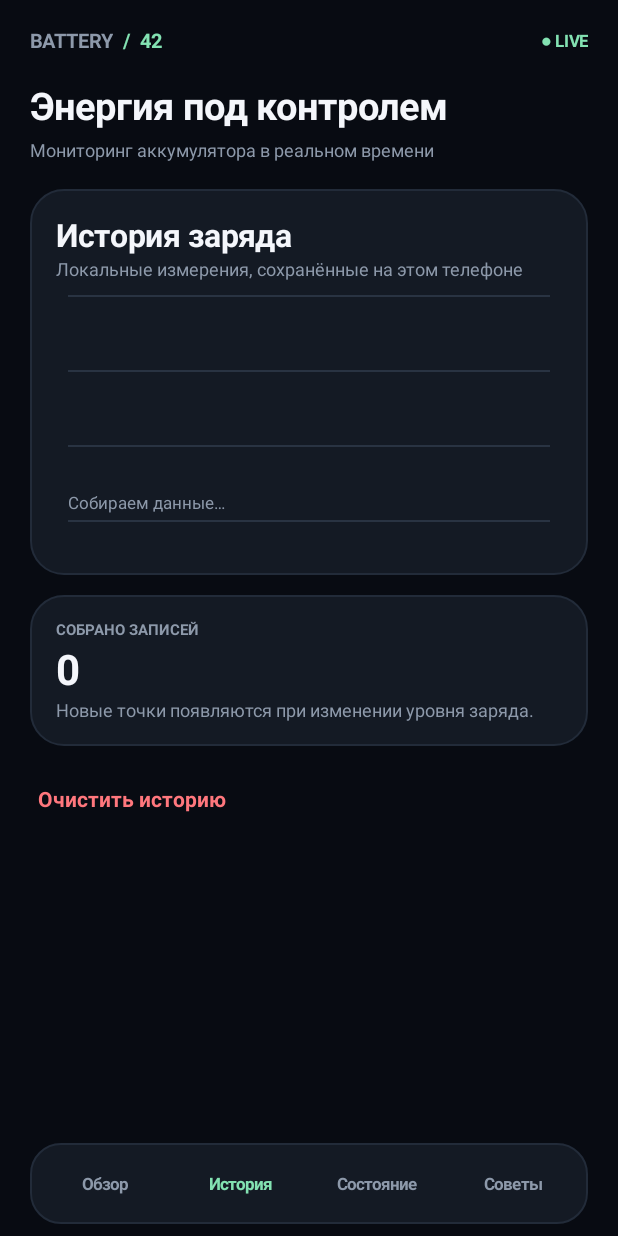
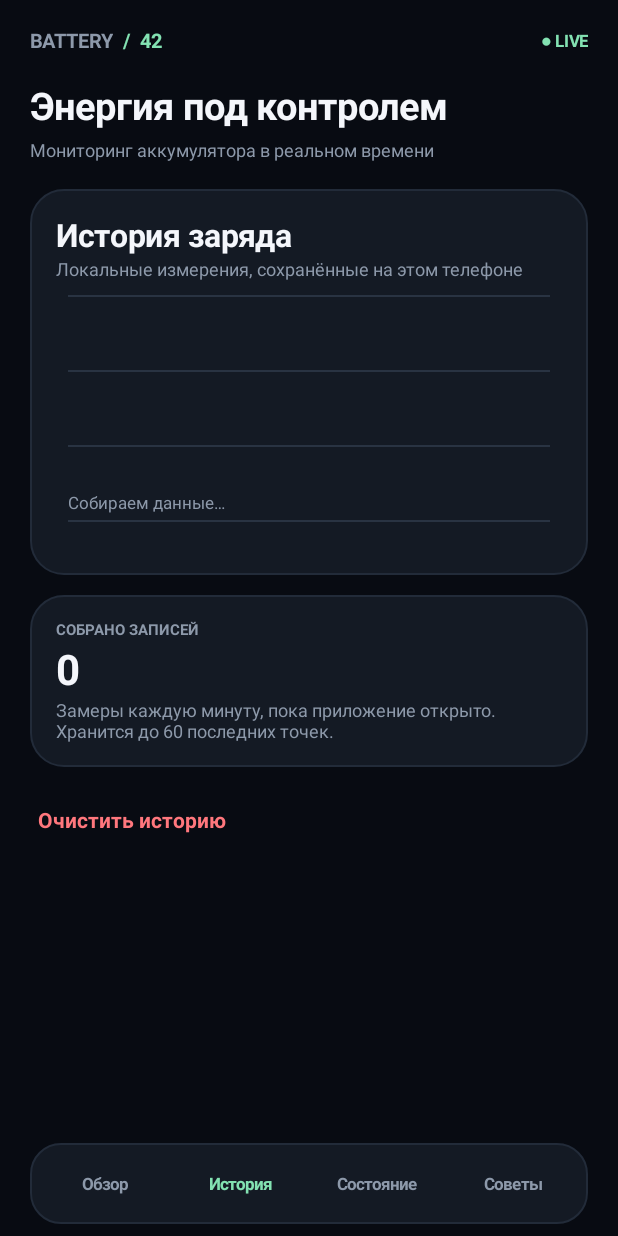
Before and after one commit to fin4eg1/BatteryMonitor42, an Android app: the screen it shows after launch (MainActivity), after a tap on "История", on a phone screen of 412 x 824 dp. Run offline under Robolectric (Android 15) with nearby library versions, the phone set to English and light mode, and no system bars; 1 other tap on this screen came first.

Commit message:
Fix system bar overlap and improve battery history sampling

```diff
--- a/app/src/main/java/ru/dmitry/batterymonitor42/MainActivity.java
+++ b/app/src/main/java/ru/dmitry/batterymonitor42/MainActivity.java
@@ -23,6 +23,8 @@ public class MainActivity extends Activity {
     ArrayList<Integer> history=new ArrayList<>();
     String page="Обзор";
     android.content.SharedPreferences prefs;
+    final Handler sampleHandler=new Handler(Looper.getMainLooper());
+    final Runnable sampleTask=new Runnable(){@Override public void run(){recordSample();sampleHandler.postDelayed(this,60000);}};
 
     BroadcastReceiver receiver=new BroadcastReceiver(){@Override public void onReceive(Context c,Intent i){batteryIntent=i;readBattery(i);}};
     @Override public void onCreate(Bundle b){super.onCreate(b);getWindow().setStatusBarColor(BG);getWindow().setNavigationBarColor(BG);getWindow().getDecorView().setSystemUiVisibility(0);bm=(BatteryManager)getSystemService(BATTERY_SERVICE);prefs=getSharedPreferences("battery42",MODE_PRIVATE);loadHistory();buildShell();batteryIntent=registerReceiver(receiver,new IntentFilter(Intent.ACTION_BATTERY_CHANGED));if(batteryIntent!=null)readBattery(batteryIntent);}
@@ -32,7 +34,7 @@ public class MainActivity extends Activity {
     LinearLayout column(){LinearLayout l=new LinearLayout(this);l.setOrientation(1);return l;}
     LinearLayout row(){LinearLayout l=new LinearLayout(this);l.setOrientation(0);l.setGravity(Gravity.CENTER_VERTICAL);return l;}
     LinearLayout panel(){LinearLayout p=column();p.setPadding(dp(17),dp(16),dp(17),dp(16));p.setBackground(shape(PANEL,22,0xff222b39));LinearLayout.LayoutParams lp=new LinearLayout.LayoutParams(-1,-2);lp.bottomMargin=dp(13);p.setLayoutParams(lp);return p;}
-    void buildShell(){root=column();root.setBackgroundColor(BG);root.setPadding(dp(20),dp(18),dp(20),dp(8));LinearLayout head=row();TextView brand=label("BATTERY",13,MUTED,true);TextView mark=label("  /  42",13,GREEN,true);head.addView(brand);head.addView(mark);head.addView(new View(this),new LinearLayout.LayoutParams(0,1,1));TextView live=label("● LIVE",11,GREEN,true);head.addView(live);root.addView(head);
+    void buildShell(){root=column();root.setBackgroundColor(BG);root.setPadding(dp(20),dp(18),dp(20),dp(8));root.setOnApplyWindowInsetsListener((v,insets)->{v.setPadding(dp(20),dp(18)+insets.getSystemWindowInsetTop(),dp(20),dp(8)+insets.getSystemWindowInsetBottom());return insets;});LinearLayout head=row();TextView brand=label("BATTERY",13,MUTED,true);TextView mark=label("  /  42",13,GREEN,true);head.addView(brand);head.addView(mark);head.addView(new View(this),new LinearLayout.LayoutParams(0,1,1));TextView live=label("● LIVE",11,GREEN,true);head.addView(live);root.addView(head);
         TextView heading=label("Энергия под контролем",25,TEXT,true);LinearLayout.LayoutParams hp=new LinearLayout.LayoutParams(-1,-2);hp.topMargin=dp(17);hp.bottomMargin=dp(4);root.addView(heading,hp);
         TextView sub=label("Мониторинг аккумулятора в реальном времени",12,MUTED,false);root.addView(sub);
         ScrollView scroll=new ScrollView(this);scroll.setFillViewport(false);content=column();content.setPadding(0,dp(18),0,dp(10));scroll.addView(content);root.addView(scroll,new LinearLayout.LayoutParams(-1,0,1));
@@ -46,21 +48,24 @@ public class MainActivity extends Activity {
         LinearLayout insight=panel();insight.addView(label("СЕЙЧАС",10,GREEN,true));insight.addView(label(advice(),15,TEXT,true));insight.addView(label("Показания обновляются автоматически при изменении состояния батареи.",12,MUTED,false));content.addView(insight);
     }
     View metric(String name,String value,String unit){LinearLayout c=panel();c.setPadding(dp(14),dp(14),dp(12),dp(14));TextView n=label(name.toUpperCase(Locale.ROOT),10,MUTED,true);TextView v=label(value,21,TEXT,true);TextView u=label(unit,10,MUTED,false);c.addView(n);LinearLayout rr=row();rr.addView(v);rr.addView(u);rr.setGravity(Gravity.BOTTOM);c.addView(rr);return c;}
-    void historyPage(){LinearLayout p=panel();p.addView(label("История заряда",21,TEXT,true));p.addView(label("Локальные измерения, сохранённые на этом телефоне",12,MUTED,false));p.addView(new HistoryChart(),new LinearLayout.LayoutParams(-1,dp(180)));content.addView(p);LinearLayout stats=panel();stats.addView(label("СОБРАНО ЗАПИСЕЙ",10,MUTED,true));stats.addView(label(String.valueOf(history.size()),28,TEXT,true));stats.addView(label("Новые точки появляются при изменении уровня заряда.",12,MUTED,false));content.addView(stats);TextView clear=label("Очистить историю",14,RED,true);clear.setPadding(dp(5),dp(12),0,dp(12));clear.setOnClickListener(v->{history.clear();saveHistory();buildPage();});content.addView(clear);}
+    void historyPage(){LinearLayout p=panel();p.addView(label("История заряда",21,TEXT,true));p.addView(label("Локальные измерения, сохранённые на этом телефоне",12,MUTED,false));p.addView(new HistoryChart(),new LinearLayout.LayoutParams(-1,dp(180)));content.addView(p);LinearLayout stats=panel();stats.addView(label("СОБРАНО ЗАПИСЕЙ",10,MUTED,true));stats.addView(label(String.valueOf(history.size()),28,TEXT,true));stats.addView(label("Замеры каждую минуту, пока приложение открыто. Хранится до 60 последних точек.",12,MUTED,false));content.addView(stats);TextView clear=label("Очистить историю",14,RED,true);clear.setPadding(dp(5),dp(12),0,dp(12));clear.setOnClickListener(v->{history.clear();saveHistory();buildPage();});content.addView(clear);}
     void healthPage(){LinearLayout p=panel();p.addView(label("Состояние аккумулятора",21,TEXT,true));p.addView(label(healthText(),17,GREEN,true));p.addView(label("Android сообщает системный статус батареи. Это не лабораторная диагностика ёмкости.",12,MUTED,false));content.addView(p);LinearLayout grid=panel();grid.addView(infoLine("Системное здоровье",healthText()));grid.addView(infoLine("Температура",tempText()));grid.addView(infoLine("Технология",techText()));grid.addView(infoLine("Циклы зарядки",cycleText()));grid.addView(infoLine("Оценка износа","Недоступна без проектной ёмкости"));content.addView(grid);LinearLayout note=panel();note.addView(label("Почему нет процента износа?",16,TEXT,true));note.addView(label("Стандартный Android API не гарантирует доступ к заводской ёмкости батареи. Поэтому приложение не подменяет реальное измерение случайным процентом. На некоторых моделях доступны дополнительные данные производителя.",12,MUTED,false));content.addView(note);}
     View infoLine(String a,String b){LinearLayout r=row();TextView x=label(a,13,MUTED,false);TextView y=label(b,13,TEXT,true);r.addView(x,new LinearLayout.LayoutParams(0,-2,1));r.addView(y);View line=new View(this);line.setBackgroundColor(0xff293342);LinearLayout wrap=column();wrap.addView(r);LinearLayout.LayoutParams lp=new LinearLayout.LayoutParams(-1,dp(1));lp.topMargin=dp(12);lp.bottomMargin=dp(12);wrap.addView(line,lp);return wrap;}
     void tipsPage(){LinearLayout p=panel();p.addView(label("Умные рекомендации",21,TEXT,true));String advice=advice();p.addView(label(advice,15,GREEN,true));p.addView(label("• Избегай длительного нагрева телефона.\n\n• Не оставляй устройство под прямым солнцем во время зарядки.\n\n• Используй качественный адаптер и кабель.\n\n• Если корпус заметно нагревается, дай телефону остыть.",13,MUTED,false));content.addView(p);LinearLayout n=panel();n.addView(label("Пороговые уведомления",16,TEXT,true));n.addView(label("В этой версии доступны визуальные предупреждения о высокой температуре и низком заряде. Фоновый контроль и системные уведомления добавим отдельным этапом, чтобы корректно запросить разрешения Android.",12,MUTED,false));content.addView(n);}
     String statusText(){return batteryStatus==5?"Полностью заряжен":batteryStatus==2?"Идёт зарядка":batteryStatus==3?"Работает от батареи":"Ожидание";}
     String tempText(){return temperature<0?"Нет данных":String.format(Locale.getDefault(),"%.1f",temperature/10f);}
     String voltageText(){return millivolts<=0?"—":String.format(Locale.getDefault(),"%.2f",millivolts/1000f);}
-    String currentText(){return microamps==Integer.MIN_VALUE?"—":String.format(Locale.getDefault(),"%.0f",Math.abs(microamps)/1000f);}
+    String currentText(){return microamps==Integer.MIN_VALUE?"—":String.format(Locale.getDefault(),"%+.0f",microamps/1000f);}
     String sourceText(){return plug==1?"Сеть":plug==2?"USB":plug==4?"Беспроводная":plug==8?"Док":"Нет";}
     String healthText(){switch(healthCode){case 2:return "Хорошее";case 3:return "Перегрев";case 4:return "Неисправность";case 5:return "Перенапряжение";case 7:return "Переохлаждение";default:return "Нет данных";}}
     String techText(){String s=batteryIntent==null?null:batteryIntent.getStringExtra(BatteryManager.EXTRA_TECHNOLOGY);return s==null||s.isEmpty()?"Неизвестно":s;}
     String cycleText(){if(Build.VERSION.SDK_INT>=34&&batteryIntent!=null){int c=batteryIntent.getIntExtra("android.os.extra.CYCLE_COUNT",-1);return c>=0?String.valueOf(c):"Нет данных";}return "Требуется Android 14+";}
     String advice(){if(temperature>=450)return "Высокая температура. Отключи зарядку и дай устройству остыть.";if(level<=15)return "Низкий заряд. Пора подключить зарядное устройство.";if(batteryStatus==2&&temperature>=400)return "Во время зарядки батарея заметно нагрелась.";if(batteryStatus==5)return "Заряд 100%. Можно отключить питание.";return "Показатели в обычном диапазоне. Продолжай наблюдение.";}
-    void readBattery(Intent i){int lev=i.getIntExtra(BatteryManager.EXTRA_LEVEL,-1),sc=i.getIntExtra(BatteryManager.EXTRA_SCALE,100);if(lev>=0&&sc>0)level=Math.round(lev*100f/sc);temperature=i.getIntExtra(BatteryManager.EXTRA_TEMPERATURE,-1);millivolts=i.getIntExtra(BatteryManager.EXTRA_VOLTAGE,-1);healthCode=i.getIntExtra(BatteryManager.EXTRA_HEALTH,1);plug=i.getIntExtra(BatteryManager.EXTRA_PLUGGED,0);batteryStatus=i.getIntExtra(BatteryManager.EXTRA_STATUS,1);microamps=bm.getIntProperty(BatteryManager.BATTERY_PROPERTY_CURRENT_NOW);if(history.isEmpty()||history.get(history.size()-1)!=level){history.add(level);while(history.size()>60)history.remove(0);saveHistory();}if(pct!=null){pct.setText(level+"%");status.setText(statusText());ring.invalidate();}if(eta!=null){long ms=Build.VERSION.SDK_INT>=28?bm.computeChargeTimeRemaining():-1;eta.setText(ms>0&&batteryStatus==2?"До полного заряда примерно "+formatTime(ms):" ");}if(page.equals("Обзор"))buildPage();}
+    void readBattery(Intent i){int lev=i.getIntExtra(BatteryManager.EXTRA_LEVEL,-1),sc=i.getIntExtra(BatteryManager.EXTRA_SCALE,100);if(lev>=0&&sc>0)level=Math.round(lev*100f/sc);temperature=i.getIntExtra(BatteryManager.EXTRA_TEMPERATURE,-1);millivolts=i.getIntExtra(BatteryManager.EXTRA_VOLTAGE,-1);healthCode=i.getIntExtra(BatteryManager.EXTRA_HEALTH,1);plug=i.getIntExtra(BatteryManager.EXTRA_PLUGGED,0);batteryStatus=i.getIntExtra(BatteryManager.EXTRA_STATUS,1);microamps=bm.getIntProperty(BatteryManager.BATTERY_PROPERTY_CURRENT_NOW);if(history.isEmpty()){history.add(level);saveHistory();}if(pct!=null){pct.setText(level+"%");status.setText(statusText());ring.invalidate();}if(eta!=null){long ms=Build.VERSION.SDK_INT>=28?bm.computeChargeTimeRemaining():-1;eta.setText(ms>0&&batteryStatus==2?"До полного заряда примерно "+formatTime(ms):" ");}if(page.equals("Обзор"))buildPage();}
     String formatTime(long ms){long m=ms/60000;return (m/60)+" ч "+(m%60)+" мин";}
+    void recordSample(){if(batteryIntent!=null){int before=history.size();history.add(level);while(history.size()>60)history.remove(0);saveHistory();if(page.equals("Обзор")||page.equals("История"))buildPage();}}
+    @Override protected void onResume(){super.onResume();sampleHandler.removeCallbacks(sampleTask);sampleHandler.postDelayed(sampleTask,60000);}
+    @Override protected void onPause(){sampleHandler.removeCallbacks(sampleTask);super.onPause();}
     void loadHistory(){String s=prefs.getString("history","");if(!s.isEmpty())try{for(String x:s.split(","))history.add(Integer.parseInt(x));}catch(Exception e){history.clear();}}
     void saveHistory(){StringBuilder b=new StringBuilder();for(int n:history){if(b.length()>0)b.append(",");b.append(n);}prefs.edit().putString("history",b.toString()).apply();}
     @Override protected void onDestroy(){try{unregisterReceiver(receiver);}catch(Exception ignored){}super.onDestroy();}
```
